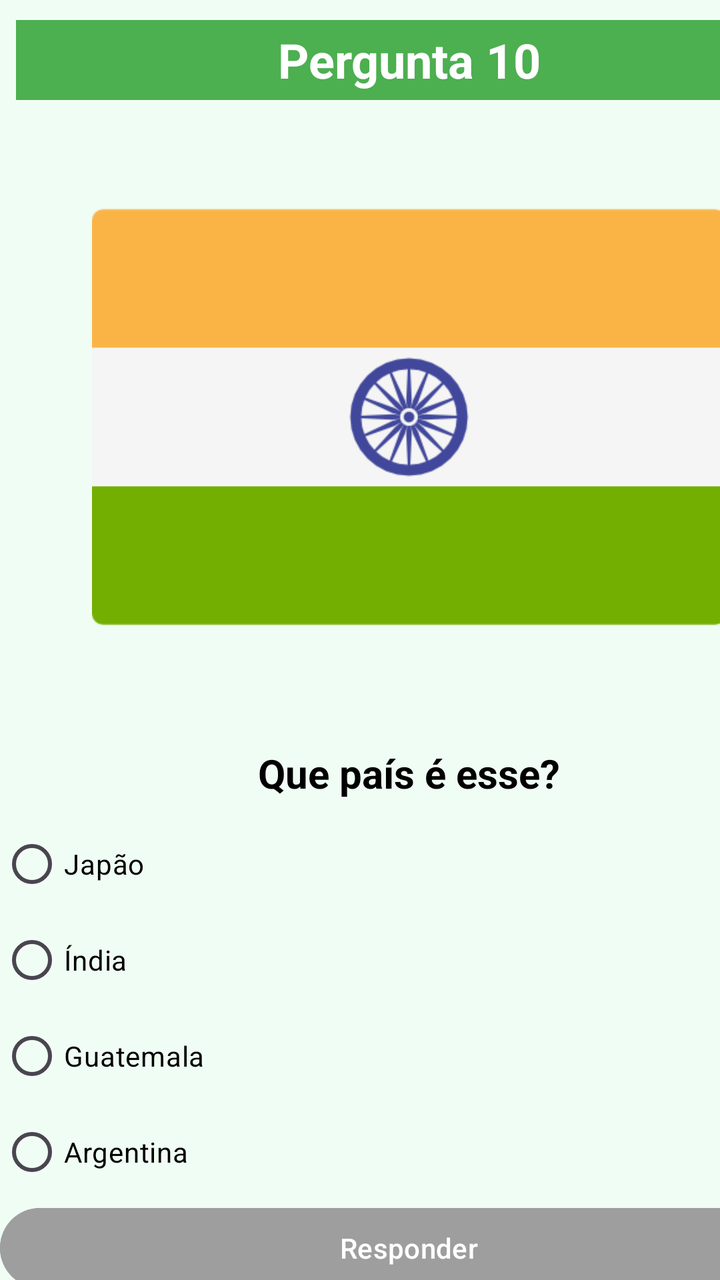
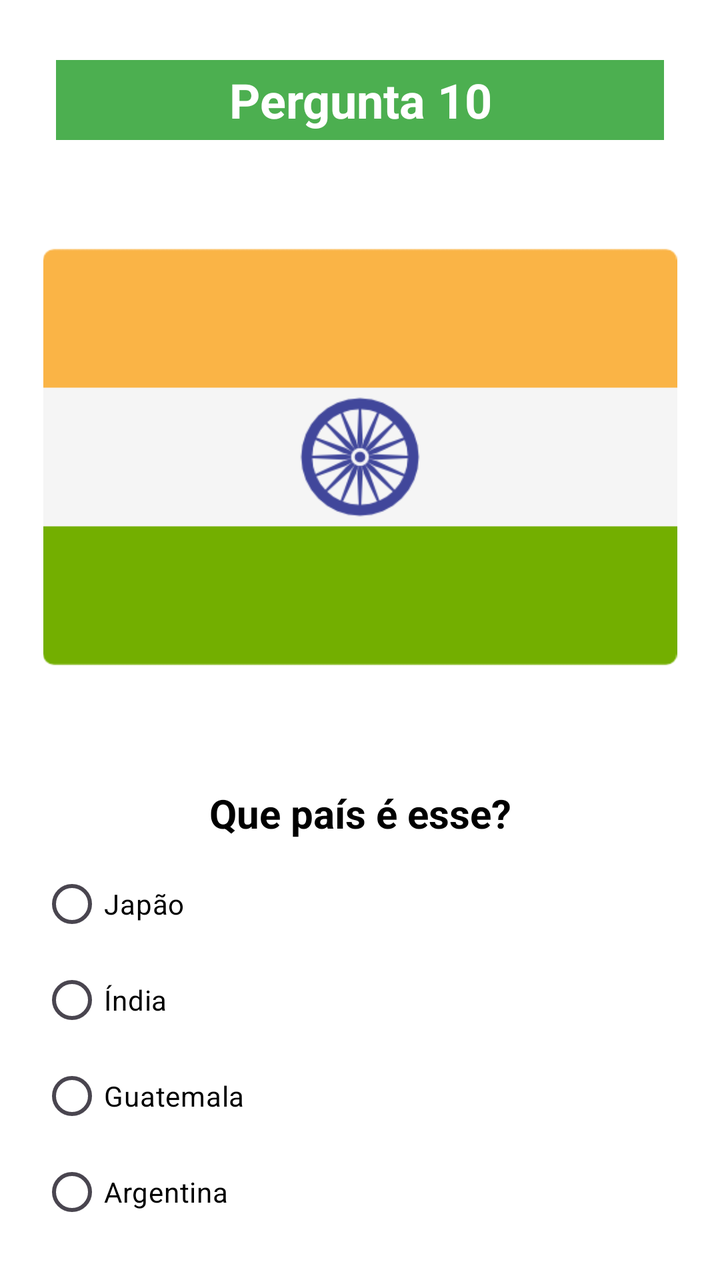

Compare the two renders of this Android layout. The source of the first and the diff that turns it into the second are given below.
<!-- AndroidManifest.xml: application theme Theme.QuizBandeiras -->
<!-- res/layout/activity_pergunta10.xml -->
<?xml version="1.0" encoding="utf-8"?>
<androidx.constraintlayout.widget.ConstraintLayout xmlns:android="http://schemas.android.com/apk/res/android"
    xmlns:app="http://schemas.android.com/apk/res-auto"
    xmlns:tools="http://schemas.android.com/tools"
    android:id="@+id/main"
    android:layout_width="match_parent"
    android:layout_height="match_parent"
    android:background="#F0FDF4"
    tools:context=".Pergunta10">

    <LinearLayout
        android:layout_width="409dp"
        android:layout_height="729dp"
        android:orientation="vertical">

        <TextView
            android:id="@+id/textView6"
            android:layout_width="match_parent"
            android:layout_height="40dp"
            android:layout_marginStart="8dp"
            android:layout_marginTop="10dp"
            android:layout_marginEnd="8dp"
            android:background="#4CAF50"
            android:gravity="center"
            android:text="Pergunta 10"
            android:textColor="@android:color/white"
            android:textSize="24sp"
            android:textStyle="bold" />

        <ImageView
            android:id="@+id/imageView2"
            android:layout_width="match_parent"
            android:layout_height="317dp"
            app:srcCompat="@drawable/india" />

        <TextView
            android:id="@+id/textView2"
            android:layout_width="match_parent"
            android:layout_height="wrap_content"
            android:layout_marginTop="6dp"
            android:layout_marginBottom="8dp"
            android:gravity="center"
            android:text="Que país é esse?"
            android:textColor="@android:color/black"
            android:textSize="20sp"
            android:textStyle="bold" />

        <RadioGroup
            android:id="@+id/rgpAlternativas"
            android:layout_width="match_parent"
            android:layout_height="match_parent">

            <RadioButton
                android:id="@+id/rgbOpcao1"
                android:layout_width="match_parent"
                android:layout_height="wrap_content"
                android:text="Japão "
                android:textColor="#000000"
                android:textColorLink="#050303" />

            <RadioButton
                android:id="@+id/rgbOpcao2"
                android:layout_width="match_parent"
                android:layout_height="wrap_content"
                android:text="Índia"
                android:textColor="#000000"
                android:textColorLink="#050303" />

            <RadioButton
                android:id="@+id/rgbOpcao3"
                android:layout_width="match_parent"
                android:layout_height="wrap_content"
                android:text="Guatemala"
                android:textColor="#000000"
                android:textColorLink="#050303" />

            <RadioButton
                android:id="@+id/rgbOpcao4"
                android:layout_width="match_parent"
                android:layout_height="wrap_content"
                android:text="Argentina"
                android:textColor="#000000"
                android:textColorLink="#050303" />

            <Button
                android:id="@+id/btnResponder"
                android:layout_width="match_parent"
                android:layout_height="wrap_content"
                android:backgroundTint="#9E9E9E"
                android:enabled="false"
                android:text="Responder"
                android:textColor="@android:color/white" />
        </RadioGroup>
    </LinearLayout>

</androidx.constraintlayout.widget.ConstraintLayout>
<!-- resources referenced by this layout -->
<resources>
  <!-- drawable india: png bitmap (drawable, 4281 bytes) -->
  <style name="Theme.QuizBandeiras" parent="Base.Theme.QuizBandeiras" />
  <style name="Base.Theme.QuizBandeiras" parent="Theme.Material3.DayNight.NoActionBar">
          
          
      </style>
</resources>

<!-- the commit's change to res/layout/activity_pergunta10.xml (unified diff, before → after) -->
@@ -9,9 +9,11 @@
     tools:context=".Pergunta10">
 
     <LinearLayout
-        android:layout_width="409dp"
-        android:layout_height="729dp"
-        android:orientation="vertical">
+        android:layout_width="match_parent"
+        android:layout_height="match_parent"
+        android:background="#FFFFFF"
+        android:orientation="vertical"
+        android:padding="20dp">
 
         <TextView
             android:id="@+id/textView6"
